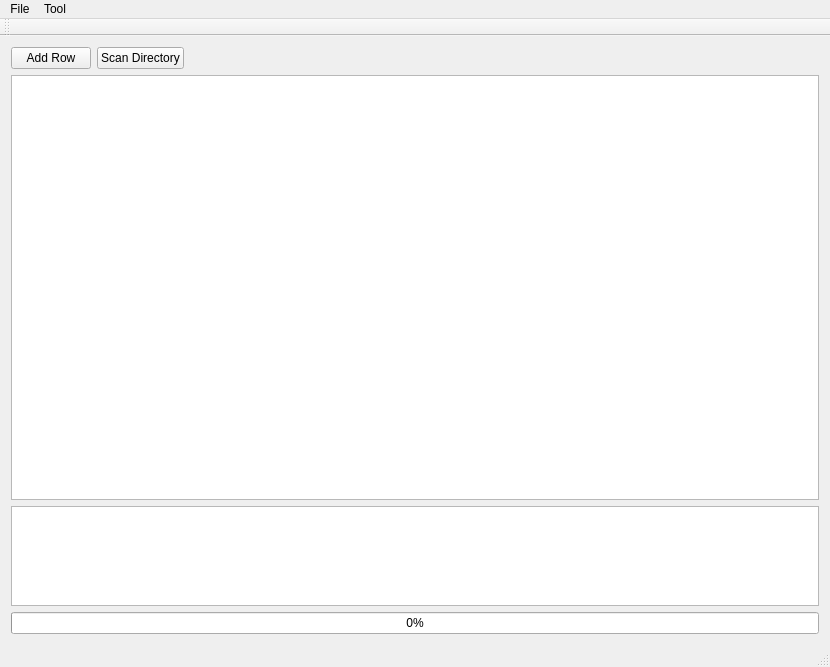
Before: the Qt Designer form mainwindow.ui in eagerber/BookLibrary, drawn with Qt 5.
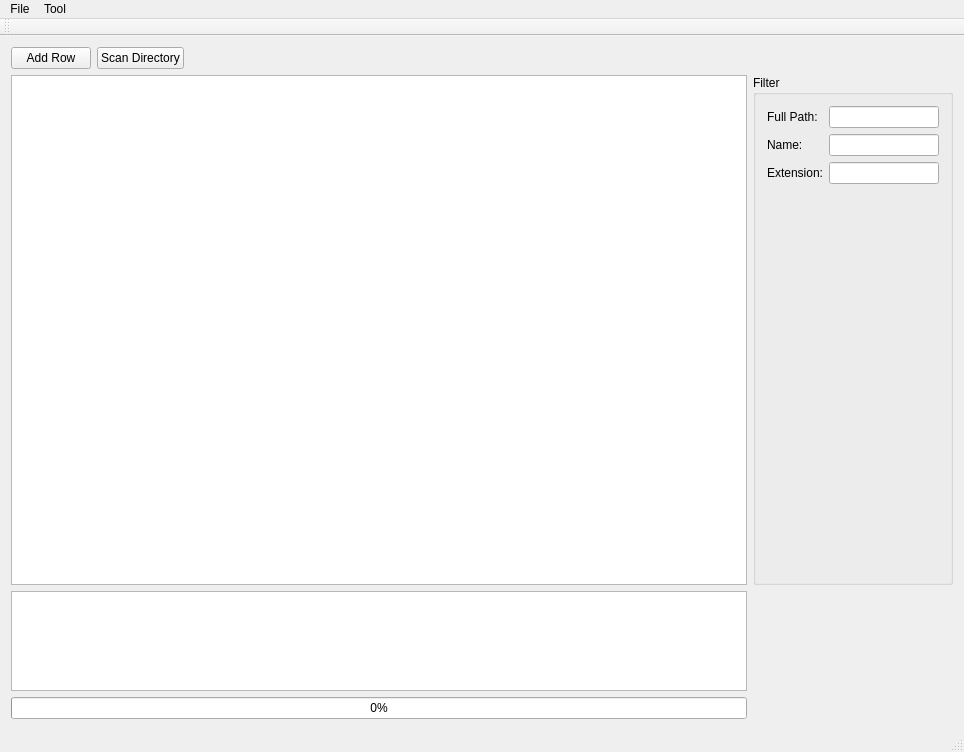
After: the same form once the commit is applied.

Patch:
```diff
--- a/mainwindow.ui
+++ b/mainwindow.ui
@@ -6,8 +6,8 @@
    <rect>
     <x>0</x>
     <y>0</y>
-    <width>830</width>
-    <height>667</height>
+    <width>964</width>
+    <height>752</height>
    </rect>
   </property>
   <property name="windowTitle">
@@ -93,6 +93,60 @@
         </property>
        </widget>
       </item>
+      <item row="1" column="1">
+       <widget class="QGroupBox" name="groupBox">
+        <property name="sizePolicy">
+         <sizepolicy hsizetype="Fixed" vsizetype="Expanding">
+          <horstretch>0</horstretch>
+          <verstretch>0</verstretch>
+         </sizepolicy>
+        </property>
+        <property name="minimumSize">
+         <size>
+          <width>200</width>
+          <height>0</height>
+         </size>
+        </property>
+        <property name="title">
+         <string>Filter</string>
+        </property>
+        <layout class="QFormLayout" name="formLayout">
+         <item row="0" column="0">
+          <widget class="QLabel" name="fullPathLabel">
+           <property name="frameShape">
+            <enum>QFrame::NoFrame</enum>
+           </property>
+           <property name="text">
+            <string>Full Path:</string>
+           </property>
+          </widget>
+         </item>
+         <item row="0" column="1">
+          <widget class="QLineEdit" name="fullPathFilterLineEdit"/>
+         </item>
+         <item row="1" column="0">
+          <widget class="QLabel" name="nameLabel">
+           <property name="text">
+            <string>Name:</string>
+           </property>
+          </widget>
+         </item>
+         <item row="1" column="1">
+          <widget class="QLineEdit" name="nameFilterLineEdit"/>
+         </item>
+         <item row="2" column="0">
+          <widget class="QLabel" name="extensionLabel">
+           <property name="text">
+            <string>Extension:</string>
+           </property>
+          </widget>
+         </item>
+         <item row="2" column="1">
+          <widget class="QLineEdit" name="extensionFilterLineEdit"/>
+         </item>
+        </layout>
+       </widget>
+      </item>
      </layout>
     </item>
    </layout>
@@ -102,8 +156,8 @@
     <rect>
      <x>0</x>
      <y>0</y>
-     <width>830</width>
-     <height>21</height>
+     <width>964</width>
+     <height>26</height>
     </rect>
    </property>
    <widget class="QMenu" name="menuFile">
```
Left out of the diff: 2 changed lines with no effect on the pictures.
